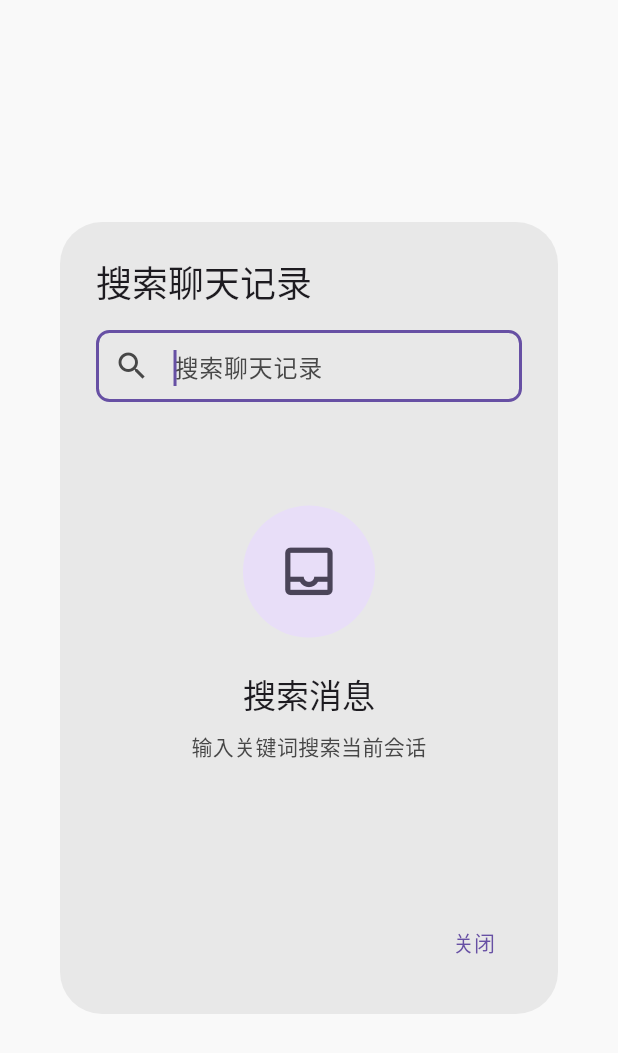
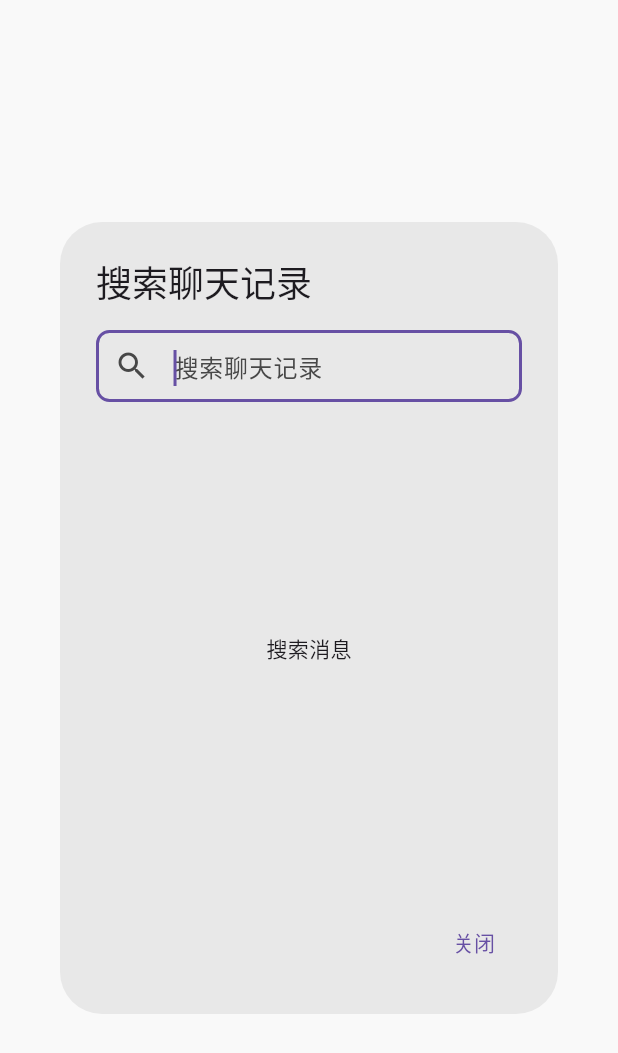
Before and after one commit to Nranphy/RoleChat, a Flutter app: the ChatSearchDialog widget shown alone on an empty page, opened directly with empty values, on a phone screen of 412 x 824 dp. Shown: the top 1053 px of the screen. Run offline on Flutter 3.47's test engine with Material 3 defaults, Android fonts, the phone set to English and light mode, and no system bars; our stand-ins replace shared_preferences; missing offline and left inert: crop_image, file_selector; accounts and stored records are empty.

Commit message:
fix: simplify empty chat and search presentation

```diff
--- a/lib/features/chat/widgets/chat_search_dialog.dart
+++ b/lib/features/chat/widgets/chat_search_dialog.dart
@@ -39,9 +39,9 @@ class _ChatSearchDialogState extends State<ChatSearchDialog> {
             const SizedBox(height: 16),
             Expanded(
               child: query.isEmpty
-                  ? const EmptyState(title: '搜索消息', subtitle: '输入关键词搜索当前会话')
+                  ? const Center(child: Text('搜索消息'))
                   : results.isEmpty
-                  ? const EmptyState(title: '没有找到消息', subtitle: '换一个关键词试试')
+                  ? const Center(child: Text('没有找到消息'))
                   : ListView.builder(
                       itemCount: results.length,
                       itemBuilder: (context, index) {
```
Also changed, not shown: lib/features/chat/widgets/chat_timeline.dart (+4 -11 lines).
